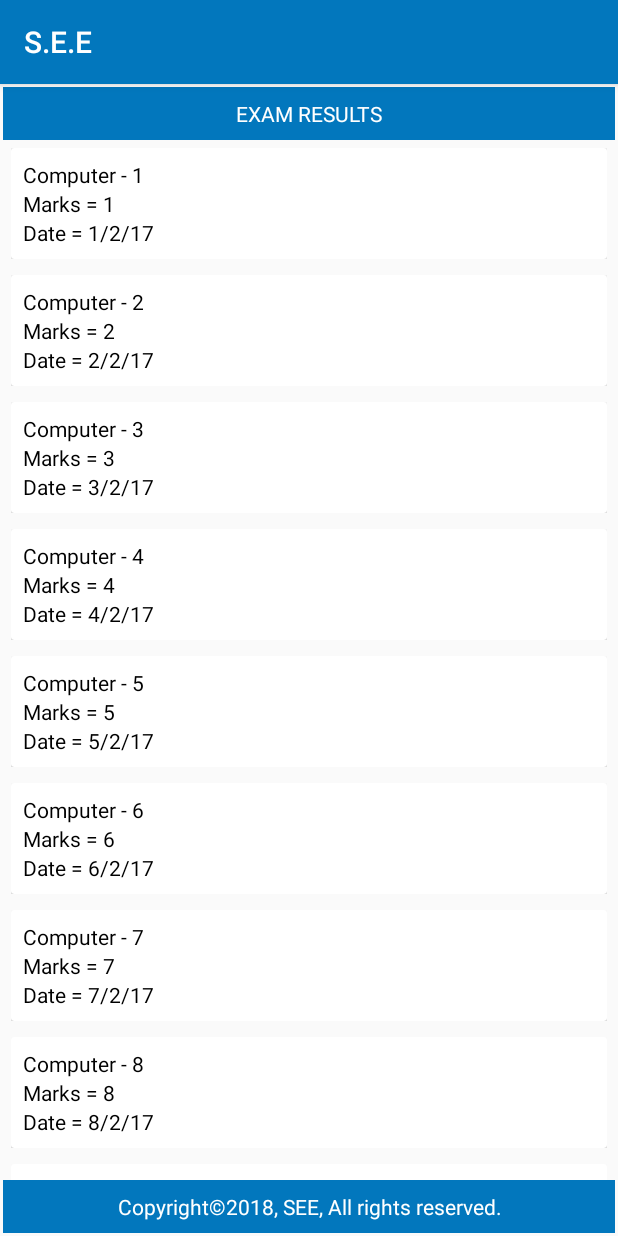
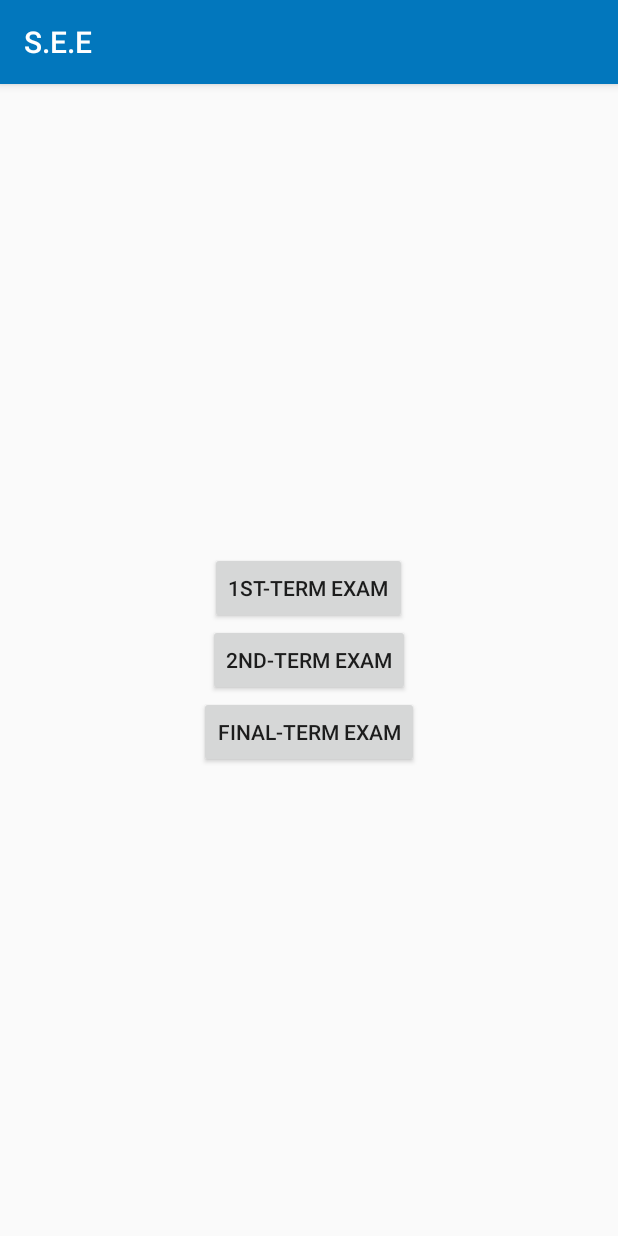
Before and after one commit to Osamak063/UOK, an Android app: the DashboardActivity screen opened directly, with no data from a screen before it, after a tap on "Results", on a phone screen of 412 x 824 dp. Run offline under Robolectric (Android 15) with nearby library versions, the phone set to English and light mode, and no system bars.

Commit message:
ExamResultFeature

```diff
--- a/app/build.gradle
+++ b/app/build.gradle
@@ -26,6 +26,7 @@ android {
 dependencies {
     implementation fileTree(dir: 'libs', include: ['*.jar'])
     implementation "org.jetbrains.kotlin:kotlin-stdlib-jre7:$kotlin_version"
+    //noinspection GradleCompatible
     implementation 'com.android.support:appcompat-v7:26.1.0'
     implementation 'com.android.support.constraint:constraint-layout:1.0.2'
     implementation 'com.android.support:support-v4:26.1.0'
@@ -40,7 +41,7 @@ dependencies {
     implementation 'com.google.firebase:firebase-database:11.0.4'
     implementation 'com.squareup.retrofit2:retrofit:2.3.0'
     implementation 'com.squareup.retrofit2:converter-gson:2.3.0'
-    implementation 'com.squareup.okhttp3:okhttp:3.9.1'
+    implementation 'com.squareup.okhttp3:logging-interceptor:3.9.0'
     implementation 'com.google.code.gson:gson:2.7'
 }
 apply plugin: 'com.google.gms.google-services'
--- a/app/src/main/AndroidManifest.xml
+++ b/app/src/main/AndroidManifest.xml
@@ -61,7 +61,8 @@
         <activity android:name=".Activites.TeacherProfile" />
         <activity android:name=".Activites.Chart_Attendence" />
         <activity android:name=".Activites.HomeWork" />
-        <activity android:name=".Activites.AboutClass"></activity>
+        <activity android:name=".Activites.AboutClass" />
+        <activity android:name=".Activites.ExamResult_Category"></activity>
     </application>
 
 </manifest>
--- a/app/src/main/java/com/example/osamakhalid/schoolsystem/APIs/ConnectionURLS.java
+++ b/app/src/main/java/com/example/osamakhalid/schoolsystem/APIs/ConnectionURLS.java
@@ -5,5 +5,10 @@ package com.example.osamakhalid.schoolsystem.APIs;
  */
 
 public class ConnectionURLS {
+
     public static final String BASE_URL = "http://demo.simsportal.com/api/";  //Base URL
+    public static final String LOGIN_URL = "login/user/";
+    public static final String EXAMRESULT_URL = "student/results/type/Student/username/student01/lang/english";
+
+
 }
--- a/app/src/main/java/com/example/osamakhalid/schoolsystem/Activites/DashboardActivity.java
+++ b/app/src/main/java/com/example/osamakhalid/schoolsystem/Activites/DashboardActivity.java
@@ -48,7 +48,7 @@ public class DashboardActivity extends AppCompatActivity {
         results.setOnClickListener(new View.OnClickListener() {
             @Override
             public void onClick(View view) {
-                startActivity(new Intent(DashboardActivity.this, Exam_Result.class));
+                startActivity(new Intent(DashboardActivity.this, ExamResult_Category.class));
             }
         });
         noticeBoard.setOnClickListener(new View.OnClickListener() {
--- a/app/src/main/java/com/example/osamakhalid/schoolsystem/Activites/Exam_Result.java
+++ b/app/src/main/java/com/example/osamakhalid/schoolsystem/Activites/Exam_Result.java
@@ -4,43 +4,47 @@ import android.os.Bundle;
 import android.support.v7.app.AppCompatActivity;
 import android.support.v7.widget.LinearLayoutManager;
 import android.support.v7.widget.RecyclerView;
+import android.widget.TextView;
 
 import com.example.osamakhalid.schoolsystem.Adapters.exam_adapter;
-import com.example.osamakhalid.schoolsystem.Model.ExamResult_Model;
+import com.example.osamakhalid.schoolsystem.Model.ExamResult_Data;
 import com.example.osamakhalid.schoolsystem.R;
 
-import java.util.ArrayList;
 import java.util.List;
 
 public class Exam_Result extends AppCompatActivity {
 
     public RecyclerView recyclerView;
     public RecyclerView.Adapter adapter;
-    public List<ExamResult_Model> listItems;
-    ExamResult_Model exam_result;
+    public static List<ExamResult_Data> listItems;
+    String exam_name;
+    TextView examview_name;
+
 
     @Override
     protected void onCreate(Bundle savedInstanceState) {
         super.onCreate(savedInstanceState);
         setContentView(R.layout.activity_exam__result);
 
-        listItems = new ArrayList<>();
+        examview_name = findViewById(R.id.examtext);
+        exam_name = ExamResult_Category.exam_name;
 
+        if(exam_name.equals("Final Exams")){
+            listItems = ExamResult_Category.final_exam;
+            examview_name.setText(exam_name);
 
-        //for Dummy Data
-        for (int i=0; i<10 ; i++){
+        }else if(exam_name.contains("First term exam")){
+            listItems = ExamResult_Category.first_exam;
+            examview_name.setText(exam_name);
 
-            exam_result = new ExamResult_Model();
-            exam_result.setSubject("Computer - "+(i+1));
-            exam_result.setMarks("Marks = "+(i+1));
-            exam_result.setDate("Date = "+(i+1)+"/2/17");
-
-            listItems.add(exam_result);
-
+        }else if(exam_name.contains("Second term exam")){
+            listItems = ExamResult_Category.second_exam;
+            examview_name.setText(exam_name);
         }
 
 
-        //setting up recyclerview
+
+         //setting up recyclerview
         recyclerView =  findViewById(R.id.examResult);
         recyclerView.setHasFixedSize(true);
         recyclerView.setLayoutManager(new LinearLayoutManager(this));
@@ -48,4 +52,9 @@ public class Exam_Result extends AppCompatActivity {
         adapter = new exam_adapter(listItems,getApplicationContext());
         recyclerView.setAdapter(adapter);
     }
+
+
+
+
+
 }
--- a/app/src/main/java/com/example/osamakhalid/schoolsystem/Adapters/HomeWork_Adapter.java
+++ b/app/src/main/java/com/example/osamakhalid/schoolsystem/Adapters/HomeWork_Adapter.java
@@ -39,8 +39,8 @@ public class HomeWork_Adapter extends RecyclerView.Adapter<HomeWork_Adapter.View
 
         Homework_Model homework_model = alertModel.get(position);
         holder.subject.setText(homework_model.getCourse());
-        holder.assign_no.setText(homework_model.getAssign());
-        holder.due_date.setText(homework_model.getDate());
+//        holder.assign_no.setText(homework_model.getAssign());
+//        holder.due_date.setText(homework_model.getDate());
 
     }
 
@@ -61,7 +61,7 @@ public class HomeWork_Adapter extends RecyclerView.Adapter<HomeWork_Adapter.View
 
             //binding views of cardviews
             subject = itemView.findViewById(R.id.subject);
-            assign_no = itemView.findViewById(R.id.sub_marks);
+         //   assign_no = itemView.findViewById(R.id.sub_marks);
             due_date = itemView.findViewById(R.id.date);
             linearLayout = itemView.findViewById(R.id.hlineview);
         }
--- a/app/src/main/java/com/example/osamakhalid/schoolsystem/Adapters/exam_adapter.java
+++ b/app/src/main/java/com/example/osamakhalid/schoolsystem/Adapters/exam_adapter.java
@@ -7,9 +7,8 @@ import android.view.View;
 import android.view.ViewGroup;
 import android.widget.LinearLayout;
 import android.widget.TextView;
-import android.widget.Toast;
 
-import com.example.osamakhalid.schoolsystem.Model.ExamResult_Model;
+import com.example.osamakhalid.schoolsystem.Model.ExamResult_Data;
 import com.example.osamakhalid.schoolsystem.R;
 
 import java.util.List;
@@ -20,11 +19,11 @@ import java.util.List;
 
 public class exam_adapter extends RecyclerView.Adapter<exam_adapter.ViewHolder> {
 
-    public List<ExamResult_Model> listItems;
+    public List<ExamResult_Data> listItems;
     Context context;
 
 
-    public exam_adapter(List<ExamResult_Model> listItems, Context context) {
+    public exam_adapter(List<ExamResult_Data> listItems, Context context) {
         this.listItems = listItems;
         this.context = context;
     }
@@ -41,18 +40,20 @@ public class exam_adapter extends RecyclerView.Adapter<exam_adapter.ViewHolder>
     @Override
     public void onBindViewHolder(ViewHolder holder, int position) {
 
-        final ExamResult_Model e_model = listItems.get(position);
+        final ExamResult_Data e_model = listItems.get(position);
 
-        holder.subject.setText(e_model.getSubject());
-        holder.marks.setText(e_model.getMarks());
-        holder.date.setText(e_model.getDate());
+        holder.subject.setText("Subject: "+e_model.getSubject());
+        holder.obt_marks.setText("Marks Obtain: "+e_model.getMarks());
+        holder.total_marks.setText("Total Marks: "+e_model.getHighestMark());
+        holder.points.setText("Points: "+e_model.getPoint());
+        holder.grade.setText("Grade: "+e_model.getGrade());
 
-        holder.linearLayout.setOnClickListener(new View.OnClickListener() {
-            @Override
-            public void onClick(View v) {
-                Toast.makeText(context, e_model.getSubject(), Toast.LENGTH_LONG).show();
-            }
-        });
+//        holder.linearLayout.setOnClickListener(new View.OnClickListener() {
+//            @Override
+//            public void onClick(View v) {
+//                Toast.makeText(context, e_model.getSubject(), Toast.LENGTH_LONG).show();
+//            }
+//        });
 
     }
 
@@ -64,7 +65,7 @@ public class exam_adapter extends RecyclerView.Adapter<exam_adapter.ViewHolder>
 
     public class ViewHolder extends RecyclerView.ViewHolder {
 
-        public TextView subject, marks, date;
+        public TextView subject,total_marks,obt_marks,points,grade;
         public LinearLayout linearLayout;
 
         public ViewHolder(View itemView) {
@@ -72,8 +73,10 @@ public class exam_adapter extends RecyclerView.Adapter<exam_adapter.ViewHolder>
 
             //binding views of cardviews
             subject = itemView.findViewById(R.id.subject);
-            marks = itemView.findViewById(R.id.sub_marks);
-            date = itemView.findViewById(R.id.date);
+            obt_marks = itemView.findViewById(R.id.sub_obtmarks);
+            total_marks = itemView.findViewById(R.id.sub_totalmarks);
+            points = itemView.findViewById(R.id.point);
+            grade = itemView.findViewById(R.id.grade);
             linearLayout = itemView.findViewById(R.id.examLayout);
         }
     }
--- a/app/src/main/java/com/example/osamakhalid/schoolsystem/ConnectionInterface/ClientAPIs.java
+++ b/app/src/main/java/com/example/osamakhalid/schoolsystem/ConnectionInterface/ClientAPIs.java
@@ -1,19 +1,27 @@
 package com.example.osamakhalid.schoolsystem.ConnectionInterface;
 
+import com.example.osamakhalid.schoolsystem.APIs.ConnectionURLS;
+import com.example.osamakhalid.schoolsystem.Model.Exam_Model;
 import com.example.osamakhalid.schoolsystem.Model.LoginResponse;
 
 import retrofit2.Call;
 import retrofit2.http.Field;
 import retrofit2.http.FormUrlEncoded;
+import retrofit2.http.GET;
 import retrofit2.http.Header;
 import retrofit2.http.POST;
 
-/**
- * Created by Osama Khalid on 2/15/2018.
- */
 
 public interface ClientAPIs {
+
     @FormUrlEncoded
-    @POST("login/user/")
-    Call<LoginResponse> loginUser(@Field("username") String userName, @Field("password") String password, @Header("Authorization") String authHeader)  ;
+    @POST(ConnectionURLS.LOGIN_URL)
+    Call<LoginResponse> loginUser(@Field("username") String userName, @Field("password") String password, @Header("Authorization") String authHeader);
+
+
+    @GET(ConnectionURLS.EXAMRESULT_URL)
+    Call<Exam_Model> examResult(@Header("Authorization") String authHeader);
+
+
+
 }
--- a/app/src/main/java/com/example/osamakhalid/schoolsystem/Model/ExamResult_Model.java
+++ b/app/src/main/java/com/example/osamakhalid/schoolsystem/Model/ExamResult_Model.java
@@ -1,4 +1,9 @@
 package com.example.osamakhalid.schoolsystem.Model;
+
+import com.google.gson.annotations.Expose;
+import com.google.gson.annotations.SerializedName;
+
+import java.util.List;
 
 /**
  * Created by HAMI on 17/01/2018.
@@ -6,31 +11,28 @@ package com.example.osamakhalid.schoolsystem.Model;
 
 public class ExamResult_Model {
 
-    private String subject;
-    private String marks;
-    private String date;
+    @SerializedName("exam_name")
+    @Expose
+    private String examName;
+    @SerializedName("data")
+    @Expose
+    private List<ExamResult_Data> data = null;
 
-    public String getSubject() {
-        return subject;
+    public String getExamName() {
+        return examName;
     }
 
-    public void setSubject(String subject) {
-        this.subject = subject;
+    public void setExamName(String examName) {
+        this.examName = examName;
     }
 
-    public String getMarks() {
-        return marks;
+    public List<ExamResult_Data> getData() {
+        return data;
     }
 
-    public void setMarks(String marks) {
-        this.marks = marks;
+    public void setData(List<ExamResult_Data> data) {
+        this.data = data;
     }
 
-    public String getDate() {
-        return date;
-    }
 
-    public void setDate(String date) {
-        this.date = date;
-    }
 }
--- /dev/null
+++ b/app/src/main/res/layout/activity_exam_result__category.xml
@@ -0,0 +1,55 @@
+<?xml version="1.0" encoding="utf-8"?>
+<RelativeLayout
+    xmlns:android="http://schemas.android.com/apk/res/android"
+    xmlns:app="http://schemas.android.com/apk/res-auto"
+    xmlns:tools="http://schemas.android.com/tools"
+    android:layout_width="match_parent"
+    android:layout_height="match_parent"
+    tools:context="com.example.osamakhalid.schoolsystem.Activites.ExamResult_Category">
+
+    <LinearLayout
+        android:id="@+id/init"
+        android:layout_width="match_parent"
+        android:layout_height="match_parent"
+        android:orientation="vertical"
+        android:gravity="center">
+
+
+        <LinearLayout
+            android:layout_width="wrap_content"
+            android:layout_height="wrap_content"
+            android:orientation="vertical"
+            android:layout_gravity="center"
+            android:gravity="center">
+
+
+            <Button
+                android:id="@+id/first_term_exam"
+                android:layout_width="wrap_content"
+                android:layout_height="wrap_content"
+                android:text="1st-Term Exam"/>
+
+
+            <Button
+                android:id="@+id/second_term_exam"
+                android:layout_width="wrap_content"
+                android:layout_height="wrap_content"
+                android:text="2nd-Term Exam"/>
+
+
+
+            <Button
+                android:id="@+id/final_exam"
+                android:layout_width="wrap_content"
+                android:layout_height="wrap_content"
+                android:text="Final-Term Exam"/>
+
+
+
+        </LinearLayout>
+
+
+    </LinearLayout>
+
+
+</RelativeLayout>
```
Also changed, not shown: app/src/main/java/GlobalCalls/CommonCalls.java (added, +34 -0 lines), app/src/main/java/com/example/osamakhalid/schoolsystem/Activites/ExamResult_Category.java (added, +141 -0 lines), app/src/main/java/com/example/osamakhalid/schoolsystem/Activites/Fees.java (+6 -7 lines), app/src/main/java/com/example/osamakhalid/schoolsystem/Activites/MainActivity.java (+5 -23 lines), app/src/main/java/com/example/osamakhalid/schoolsystem/BaseConnection/RetrofitInitialize.java (+11 -6 lines), app/src/main/java/com/example/osamakhalid/schoolsystem/Model/ExamResult_Data.java (added, +68 -0 lines), app/src/main/java/com/example/osamakhalid/schoolsystem/Model/Exam_Model.java (added, +25 -0 lines), app/src/main/res/layout/exam_result_view.xml (+19 -5 lines).
